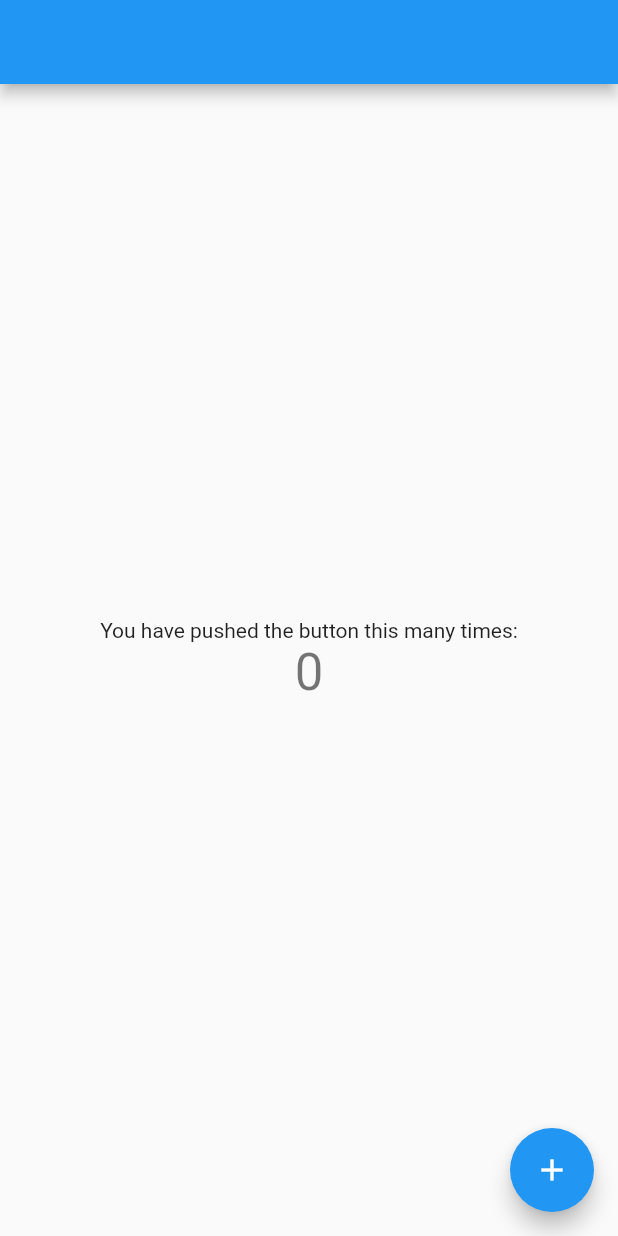
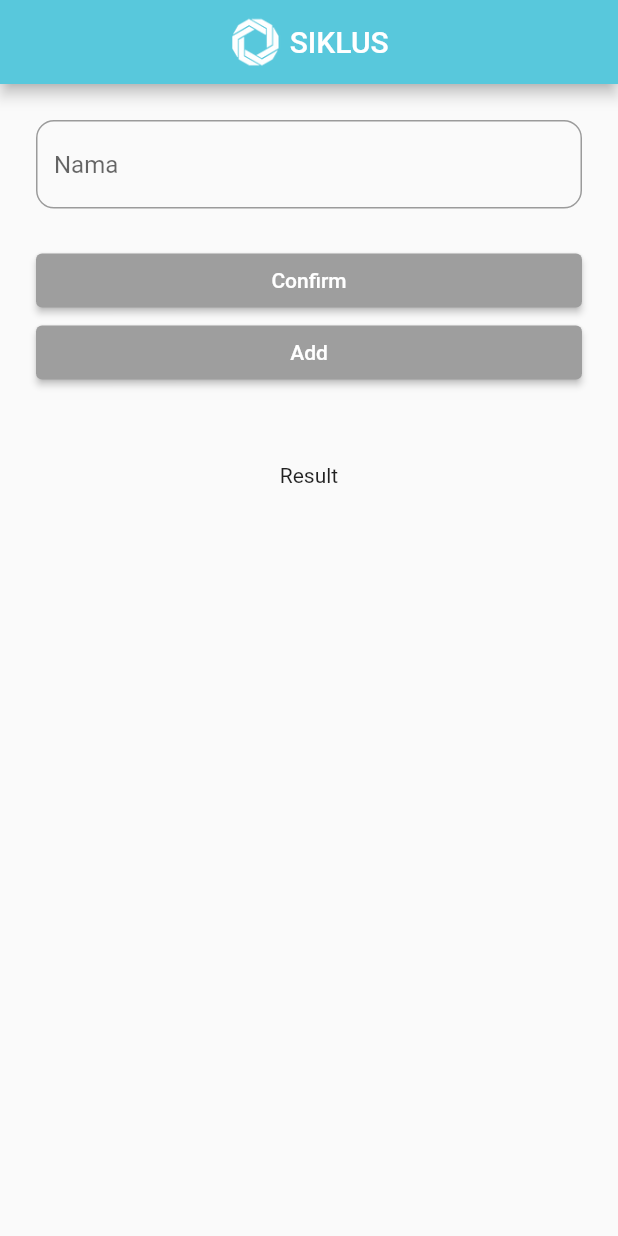
Before and after one commit to felixcary/siklus_flutter, a Flutter app: the HomeScreen screen opened directly, on a phone screen of 412 x 824 dp. Run offline on Flutter 3.47's test engine with Material 2 defaults, Android fonts, the phone set to English and light mode, and no system bars; our stand-ins replace bloc, equatable, flutter_bloc; statements that could not run were skipped.

Commit message:
- add event textfieldChanged, ConfirmName, and add counter on homescreen

```diff
--- a/lib/Bloc/HomeBloc/HomeBloc.dart
+++ b/lib/Bloc/HomeBloc/HomeBloc.dart
@@ -9,5 +9,25 @@ class HomeBloc extends Bloc<HomeEvent, HomeState> {
   HomeBloc() : super(HomeState());
 
   @override
-  Stream<HomeState> mapEventToState(HomeEvent event) async* {}
+  Stream<HomeState> mapEventToState(HomeEvent event) async* {
+    if (event is TextFieldChanged) {
+      yield* _mapTextFieldChangedToState(event);
+    }
+
+    if (event is ConfirmName) {
+      yield state.copyWith(name: event.name);
+    }
+
+    if (event is AddCounter) {
+      yield state.copyWith(counter: event.counter + 1);
+    }
+  }
+
+  Stream<HomeState> _mapTextFieldChangedToState(TextFieldChanged event) async* {
+    if (event.value.isEmpty) {
+      yield HomeState(isConfirmable: false);
+    } else {
+      yield state.copyWith(isConfirmable: true);
+    }
+  }
 }
--- a/lib/Bloc/HomeBloc/HomeEvent.dart
+++ b/lib/Bloc/HomeBloc/HomeEvent.dart
@@ -6,3 +6,44 @@ abstract class HomeEvent extends Equatable {
   @override
   List<Object> get props => [];
 }
+
+class TextFieldChanged extends HomeEvent {
+  final String value;
+  const TextFieldChanged({
+    this.value,
+  });
+
+  @override
+  List<Object> get props => [value];
+
+  @override
+  String toString() => 'TextFieldChanged { value: $value}';
+}
+
+class ConfirmName extends HomeEvent {
+  final String name;
+
+  const ConfirmName({
+    this.name,
+  });
+
+  @override
+  List<Object> get props => [name];
+
+  @override
+  String toString() => 'ConfirmName { name: $name}';
+}
+
+class AddCounter extends HomeEvent {
+  final int counter;
+
+  const AddCounter({
+    this.counter,
+  });
+
+  @override
+  List<Object> get props => [counter];
+
+  @override
+  String toString() => 'AddCounter { counter: $counter}';
+}
--- a/lib/Bloc/HomeBloc/HomeState.dart
+++ b/lib/Bloc/HomeBloc/HomeState.dart
@@ -1,8 +1,32 @@
 part of 'HomeBloc.dart';
 
 class HomeState extends Equatable {
-  const HomeState();
+  const HomeState({
+    this.isConfirmable = false,
+    this.counter = 0,
+    this.name = "",
+  });
+
+  final bool isConfirmable;
+  final int counter;
+  final String name;
+
+  HomeState copyWith({
+    bool isConfirmable,
+    int counter,
+    String name,
+  }) {
+    return HomeState(
+      isConfirmable: isConfirmable ?? this.isConfirmable,
+      counter: counter ?? this.counter,
+      name: name ?? this.name,
+    );
+  }
 
   @override
-  List<Object> get props => [];
+  String toString() =>
+      'HomeState { isConfirmable: $isConfirmable, counter: $counter, name: $name }';
+
+  @override
+  List<Object> get props => [isConfirmable, counter, name];
 }
--- a/lib/Views/HomeScreen.dart
+++ b/lib/Views/HomeScreen.dart
@@ -1,6 +1,8 @@
 import 'package:flutter/material.dart';
+import 'package:flutter/services.dart';
 import 'package:flutter_bloc/flutter_bloc.dart';
 import 'package:siklus_flutter/Bloc/HomeBloc/HomeBloc.dart';
+import 'package:siklus_flutter/Extension/ColorsExtension.dart';
 
 class HomeScreen extends StatefulWidget {
   @override
@@ -8,43 +10,139 @@ class HomeScreen extends StatefulWidget {
 }
 
 class _HomeScreenState extends State<HomeScreen> {
-  int _counter = 0;
-
-  void _incrementCounter() {
-    setState(() {
-      _counter++;
-    });
-  }
+  TextEditingController _nameController = TextEditingController();
 
   @override
   Widget build(BuildContext context) {
+    final _homeBloc = BlocProvider.of<HomeBloc>(context);
     return Scaffold(
-      appBar: AppBar(
-        title: Text(''),
-      ),
+      appBar: _appBar(),
       body: BlocBuilder<HomeBloc, HomeState>(
-        bloc: BlocProvider.of<HomeBloc>(context),
+        bloc: _homeBloc,
         builder: (context, state) {
-          return Center(
+          return Container(
+            padding: EdgeInsets.all(24),
             child: Column(
-              mainAxisAlignment: MainAxisAlignment.center,
-              children: <Widget>[
-                Text(
-                  'You have pushed the button this many times:',
+              children: [
+                _nameTextfield(_homeBloc),
+                SizedBox(
+                  height: 24,
                 ),
-                Text(
-                  '$_counter',
-                  style: Theme.of(context).textTheme.headline4,
+                Container(
+                  width: double.infinity,
+                  child: ElevatedButton(
+                    onPressed: () {
+                      if (state.isConfirmable) {
+                        _homeBloc.add(ConfirmName(name: _nameController.text));
+                      }
+                    },
+                    child: Text("Confirm"),
+                    style: ButtonStyle(
+                      backgroundColor: MaterialStateProperty.all(
+                        state.isConfirmable
+                            ? SiklusColorPallete.blueCyan
+                            : Colors.grey,
+                      ),
+                    ),
+                  ),
                 ),
+                Container(
+                  width: double.infinity,
+                  child: ElevatedButton(
+                    onPressed: () {
+                      if (state.name.isNotEmpty) {
+                        _homeBloc.add(AddCounter(counter: state.counter));
+                      }
+                    },
+                    child: Text("Add"),
+                    style: ButtonStyle(
+                      backgroundColor: MaterialStateProperty.all(
+                        state.name.isNotEmpty
+                            ? SiklusColorPallete.blueCyan
+                            : Colors.grey,
+                      ),
+                    ),
+                  ),
+                ),
+                SizedBox(
+                  height: 50,
+                ),
+                _resultContainer(state),
               ],
             ),
           );
         },
       ),
-      floatingActionButton: FloatingActionButton(
-        onPressed: _incrementCounter,
-        tooltip: 'Increment',
-        child: Icon(Icons.add),
+    );
+  }
+
+  AppBar _appBar() {
+    return AppBar(
+      backgroundColor: SiklusColorPallete.blueCyan,
+      title: Container(
+        child: Row(
+          mainAxisAlignment: MainAxisAlignment.center,
+          children: [
+            Image.asset(
+              "assets/images/logoSiklus.png",
+              height: 35,
+            ),
+            SizedBox(
+              width: 4,
+            ),
+            Text("SIKLUS"),
+          ],
+        ),
+      ),
+    );
+  }
+
+  Widget _nameTextfield(HomeBloc _homeBloc) {
+    return Container(
+      child: TextField(
+        controller: _nameController,
+        inputFormatters: [
+          FilteringTextInputFormatter.allow(RegExp("[a-zA-Z]")),
+        ],
+        decoration: InputDecoration(
+          hintText: "Nama",
+          border: OutlineInputBorder(
+            borderRadius: BorderRadius.all(
+              Radius.circular(12),
+            ),
+          ),
+          focusedBorder: OutlineInputBorder(
+            borderRadius: BorderRadius.all(
+              Radius.circular(12),
+            ),
+            borderSide: BorderSide(
+              color: SiklusColorPallete.blueCyan,
+              width: 2,
+            ),
+          ),
+        ),
+        onChanged: (value) {
+          _homeBloc.add(TextFieldChanged(value: value));
+        },
+      ),
+    );
+  }
+
+  Widget _resultContainer(HomeState state) {
+    String _text = "Result";
+    if (state.name.isNotEmpty) {
+      _text = "Hai, ${state.name}";
+    }
+
+    if (state.counter > 0) {
+      _text =
+          "Hai, ${state.name}. Kamu sudah menekan tombol add sebanyak ${state.counter}";
+    }
+
+    return Container(
+      child: Text(
+        _text,
+        textAlign: TextAlign.center,
       ),
     );
   }
```
